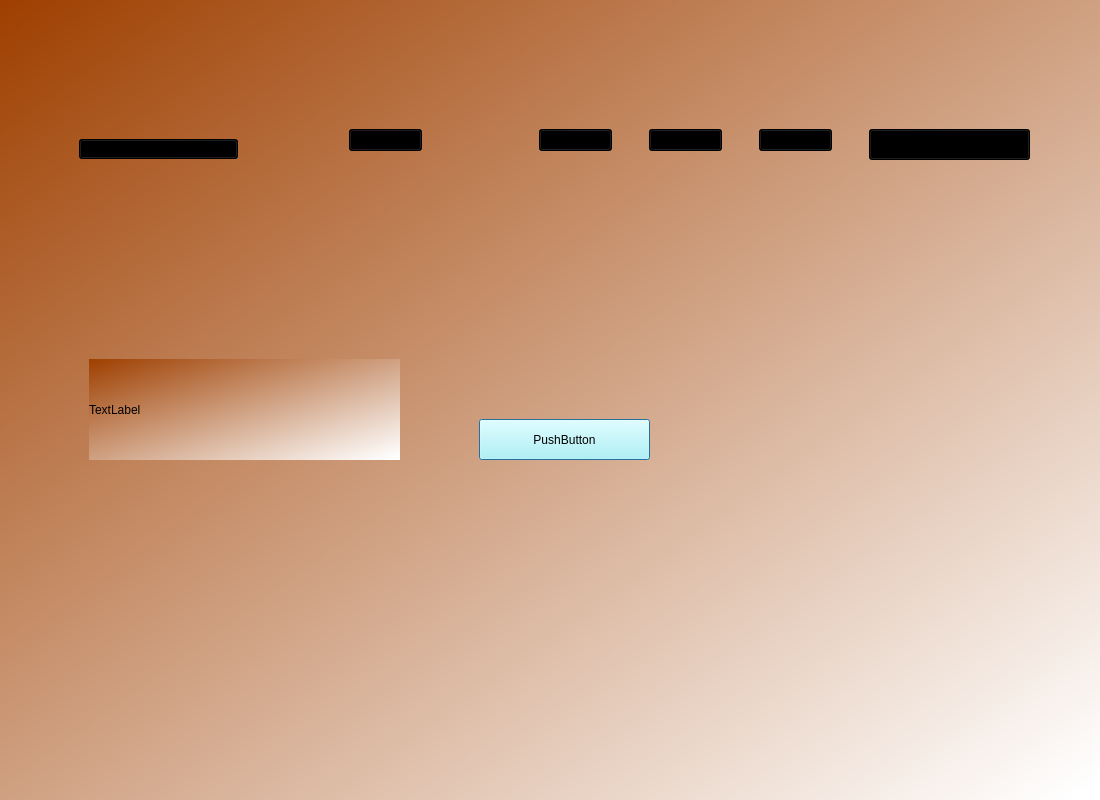
Above: Hackathon/input.ui from Agnim0912/DEVSPRINT_KOHI before the change. Below: the same form after it.
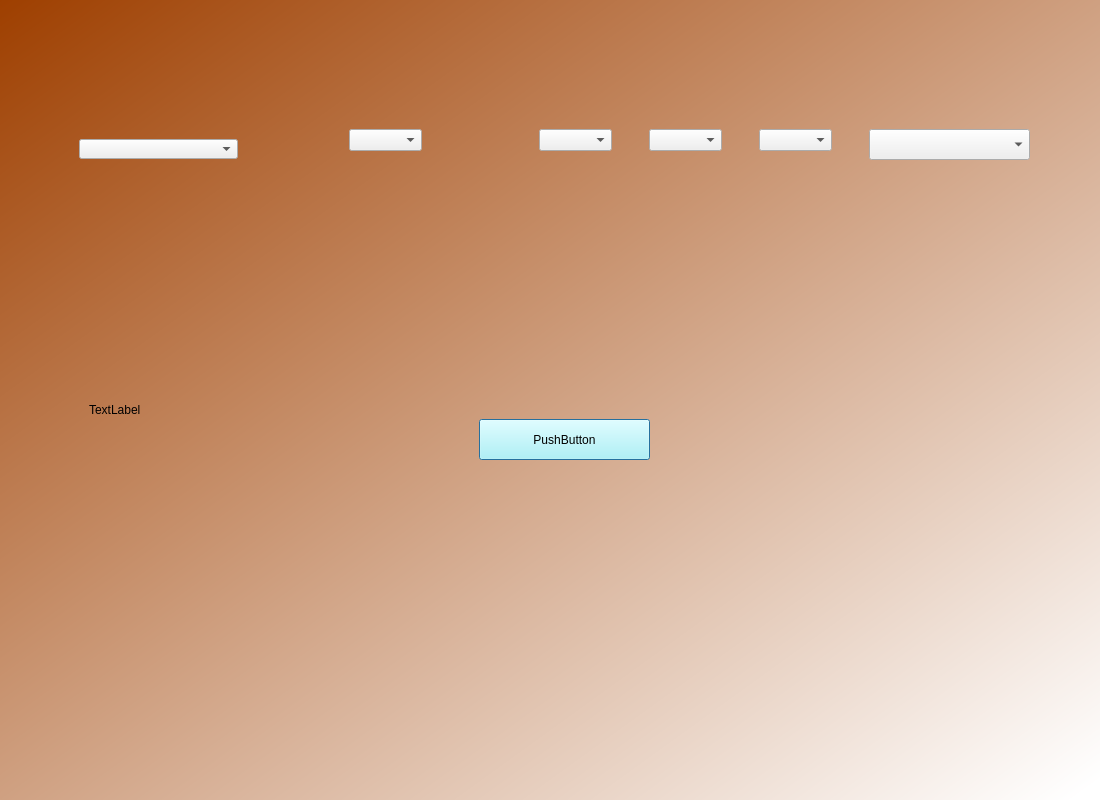
That is the form after the change.

What changed in the file:
```diff
--- a/Hackathon/input.ui
+++ b/Hackathon/input.ui
@@ -23,7 +23,8 @@
     </rect>
    </property>
    <property name="styleSheet">
-    <string notr="true">background:qlineargradient(spread:pad, x1:0, y1:0, x2:0.985075, y2:0.983, stop:0 rgba(158, 63, 0, 255), stop:1 rgba(255, 255, 255, 255))</string>
+    <string notr="true">QWidget#widget{
+background:qlineargradient(spread:pad, x1:0, y1:0, x2:0.985075, y2:0.983, stop:0 rgba(158, 63, 0, 255), stop:1 rgba(255, 255, 255, 255))}</string>
    </property>
    <widget class="QPushButton" name="But1">
     <property name="geometry">
@@ -50,6 +51,9 @@
       <height>101</height>
      </rect>
     </property>
+    <property name="styleSheet">
+     <string notr="true">font: 20pt &quot;MS Shell Dlg 2&quot;;</string>
+    </property>
     <property name="text">
      <string>TextLabel</string>
     </property>
```
